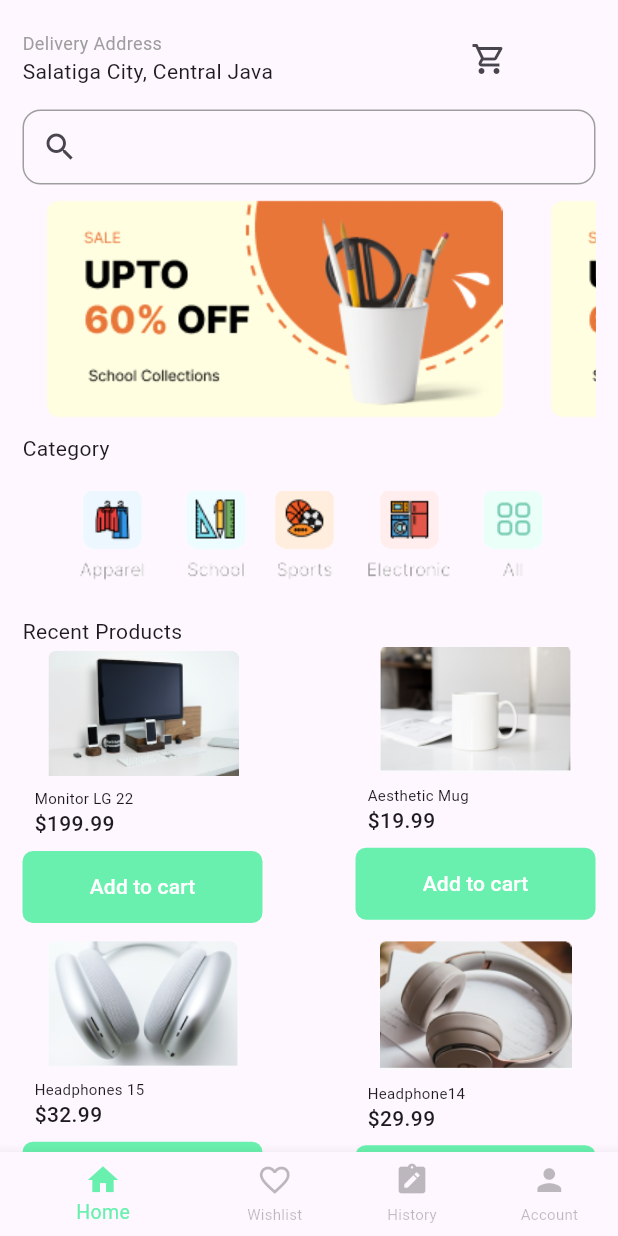
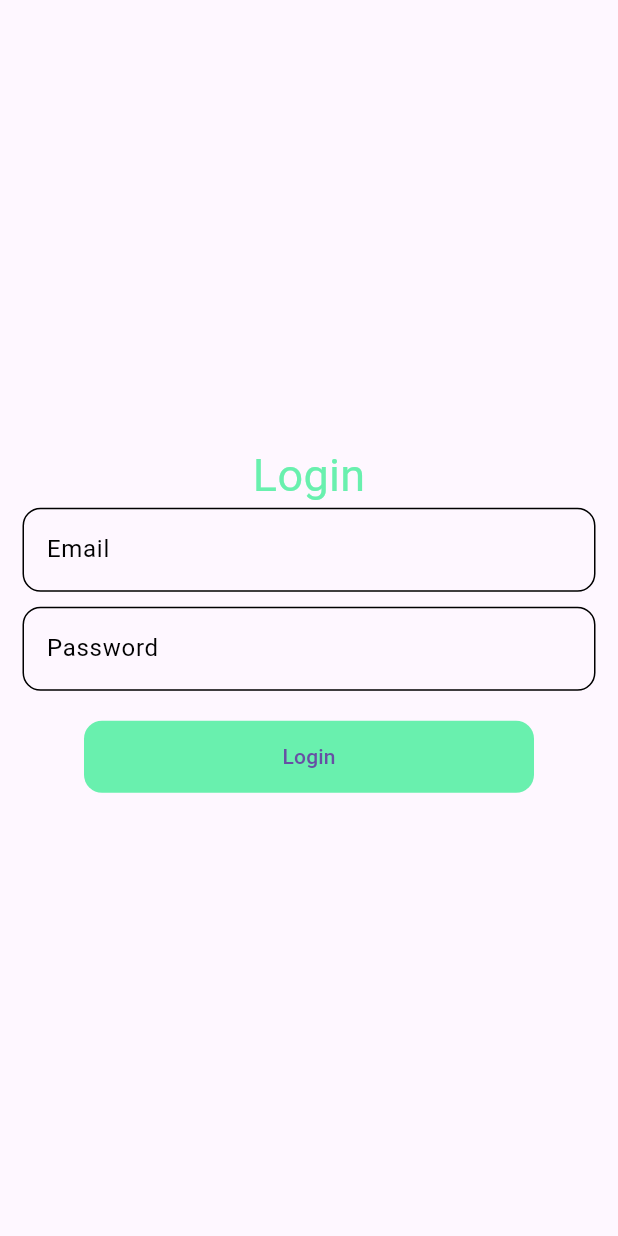
Before and after one commit to JamesKlinton/E-commerce-app, a Flutter app: the screen it shows after launch, on a phone screen of 412 x 824 dp. Run offline on Flutter 3.47's test engine with Material 3 defaults, Android fonts, the phone set to English and light mode, and no system bars; our stand-ins replace firebase_auth, firebase_core; accounts and stored records are empty.

Commit message:
Project is now connectrd to firebase

```diff
--- /dev/null
+++ b/lib/authentication_pages/login_page.dart
@@ -0,0 +1,34 @@
+import 'package:flutter/material.dart';
+import 'package:traitz_commerce/widgets/widgets1.dart';
+import 'package:traitz_commerce/widgets/widgets2.dart';
+
+class LoginPage extends StatelessWidget {
+  const LoginPage({super.key});
+
+  @override
+  Widget build(BuildContext context) {
+    return Scaffold(
+      body: Padding(
+        padding: const EdgeInsets.all(15),
+        child: Center(
+          child: Column(
+            mainAxisAlignment: MainAxisAlignment.center,
+            children: [
+              Text("Login", style: TextStyle(
+                fontSize: 30,
+                color: Colors.greenAccent,
+
+              )),
+              loginField("Email"),
+              box(),
+              loginField("Password"),
+              box(),
+              box(),
+              inputButton("Login")
+            ],
+          ),
+        ),
+      ),
+    );
+  }
+}
--- /dev/null
+++ b/lib/firebase_auth_implementator/firebase_auth_serv.dart
@@ -0,0 +1,35 @@
+import 'package:firebase_auth/firebase_auth.dart';
+
+class FirebaseAuthServ {
+
+FirebaseAuth _auth = FirebaseAuth.instance;
+
+
+Future<User?> signUpWithEmailAndPassword(String email, String password) async{
+
+  try{
+    UserCredential credential =await _auth.createUserWithEmailAndPassword(email: email, password: password);
+    return credential.user;
+  }
+  catch(e){
+    print("some error occured");
+  }
+  return null;
+}
+
+
+
+
+Future<User?> signInWithEmailAndPassword(String email, String password) async{
+
+  try{
+    UserCredential credential =await _auth.signInWithEmailAndPassword(email: email, password: password);
+    return credential.user;
+  }
+  catch(e){
+    print("some error occured");
+  }
+  return null;
+}
+
+}
--- a/lib/pages/home.dart
+++ b/lib/pages/home.dart
@@ -23,6 +23,7 @@ class _HomeState extends State<Home> {
           child: Column(
             children: [
               Row(
+                mainAxisAlignment: MainAxisAlignment.spaceBetween,
                 children: [
                   Column(
                     crossAxisAlignment: CrossAxisAlignment.start,
@@ -34,7 +35,6 @@ class _HomeState extends State<Home> {
                       Text("Salatiga City, Central Java"),
                     ],
                   ),
-                  Box(120),
                   IconButton(onPressed: (){
                     Navigator.of(context).push(MaterialPageRoute(builder: (context) =>MyCart()));
                   }, icon: Icon(Icons.shopping_cart_outlined),
--- a/lib/pages/my_cart/my_cart.dart
+++ b/lib/pages/my_cart/my_cart.dart
@@ -9,9 +9,7 @@ class MyCart extends StatefulWidget {
 }
 
 class _MyCartState extends State<MyCart> {
-  List<Widget> items =[
 
-  ];
   @override
   Widget build(BuildContext context) {
     return Scaffold(
--- a/lib/widgets/widgets1.dart
+++ b/lib/widgets/widgets1.dart
@@ -18,7 +18,9 @@ Widget boxStyle(){
     ),
     child: TextField(
       decoration: InputDecoration(
-        icon: IconButton(onPressed: (){}, icon: Icon(Icons.search)),
+        icon: IconButton(onPressed: (){
+
+        }, icon: Icon(Icons.search)),
         border: InputBorder.none,
         contentPadding: EdgeInsets.all(5)
       ),
--- a/lib/widgets/widgets2.dart
+++ b/lib/widgets/widgets2.dart
@@ -1,8 +1,12 @@
 import 'package:flutter/material.dart';
-
 Widget wishistItem(image, String productName, String variant, String price){
+   bool _isChecked = false;
   return ListTile(
-   leading: Image.asset(image),
+   leading: Checkbox(value: _isChecked, onChanged: (value){
+    setState((){
+      _isChecked = value!;
+    });
+   }),
    title: Column(
     crossAxisAlignment: CrossAxisAlignment.start,
      children: [
@@ -16,3 +20,33 @@ Widget wishistItem(image, String productName, String variant, String price){
 
   );
 }
+
+void setState(Null Function() param0) {
+}
+
+Widget loginField(String _hintText){
+  return  Container(
+            decoration: BoxDecoration(
+              borderRadius: BorderRadius.circular(12),
+              border: Border.all()
+            ),
+            child: TextField(
+              decoration: InputDecoration(
+                hintStyle: TextStyle(color: Colors.black),
+                hintText: _hintText,
+                contentPadding: EdgeInsets.all(15),
+                border: InputBorder.none
+              ),
+            ),
+          );
+}
+Widget inputButton(String data){
+  return Container(
+    width: 300,
+    decoration: BoxDecoration(
+      color: Colors.greenAccent,
+      borderRadius: BorderRadius.circular(12),
+    ),
+    child: TextButton(onPressed: (){}, child: Text(data)),
+  );
+}
```
Also changed, not shown: lib/main.dart (+10 -3 lines), lib/models/checkbox_model.dart (+9 -0 lines), pubspec.yaml (+7 -0 lines), CMakeLists.txt (added), assets/loginbro.png (added), assets/tabletbro.png (added), firebase.json (added), lib/firebase_options.dart (added), lib/models/search_model.dart (added), pubspec.lock, 6 other files.
